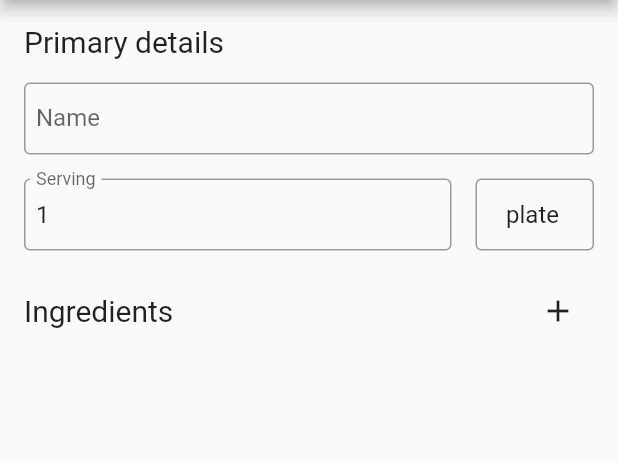
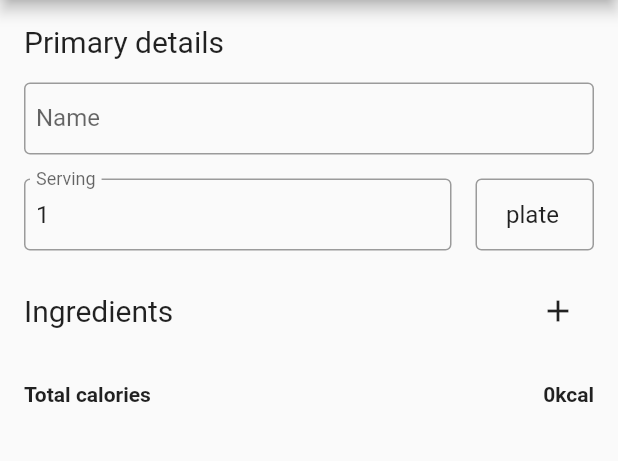
Before and after one commit to barnabas-lesti/aniry_flutter_legacy, a Flutter app: the RecipeEdit screen opened directly, on a phone screen of 412 x 824 dp, the part 84-545 px from its top. Run offline on Flutter 3.47's test engine with Material 2 defaults, Android fonts, the phone set to English and light mode, and no system bars; our stand-ins replace beamer, cross_file, diacritic, file_picker, flutter_slidable, share_plus; generated files the repository leaves out were written again.

Commit message:
Added total calories.

```diff
--- a/lib/app/messages/en.arb
+++ b/lib/app/messages/en.arb
@@ -90,5 +90,6 @@
   "recipeEditTitle": "Edit recipe",
   "recipeFormIngredients": "Ingredients",
   "recipeFormIngredientsAddTooltip": "Add ingredients",
-  "recipeFormIngredientsNoItems": "Add ingredients with the button above"
+  "recipeFormIngredientsNoItems": "Add ingredients with the button above",
+  "recipeFormTotalCalories": "Total calories"
 }
--- a/lib/recipe/widgets/recipe_form.dart
+++ b/lib/recipe/widgets/recipe_form.dart
@@ -1,6 +1,7 @@
 import 'package:aniry/app/app_i10n.dart';
 import 'package:aniry/app/app_data_controller.dart';
 import 'package:aniry/app/models/app_serving.dart';
+import 'package:aniry/app/models/app_unit.dart';
 import 'package:aniry/app/widgets/app_header_action.dart';
 import 'package:aniry/app/widgets/app_input.dart';
 import 'package:aniry/app/widgets/app_list.dart';
@@ -142,6 +143,22 @@ class _RecipeFormState extends State<RecipeForm> {
             onReorder: _onListReorder,
             onDelete: _onDelete,
           ),
+          Padding(
+            padding: const EdgeInsets.symmetric(vertical: 16),
+            child: Row(
+              mainAxisAlignment: MainAxisAlignment.spaceBetween,
+              children: [
+                Text(
+                  appI10N.recipeFormTotalCalories,
+                  style: const TextStyle(fontWeight: FontWeight.bold),
+                ),
+                Text(
+                  '${_recipe.calories.toStringAsFixed(0)}${AppUnit.kcal}',
+                  style: const TextStyle(fontWeight: FontWeight.bold),
+                ),
+              ],
+            ),
+          )
         ],
       ),
     );
```
